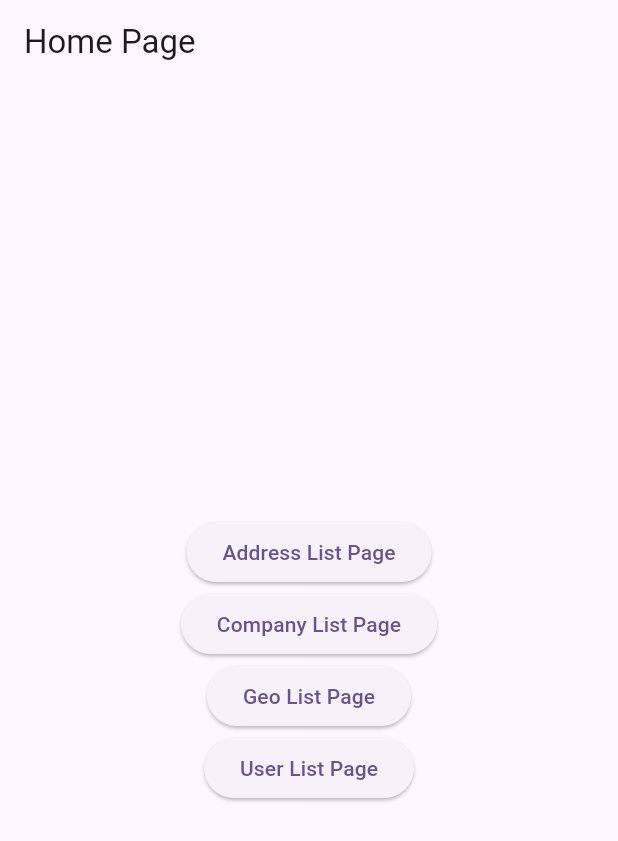
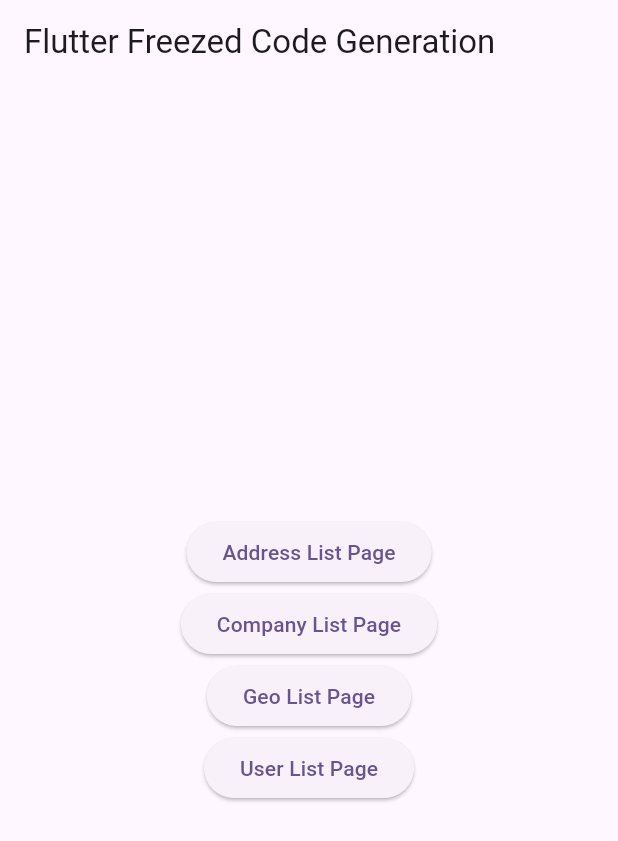
Before and after one commit to zippyflash82/freezed_demo, a Flutter app: the screen it shows after launch, on a phone screen of 412 x 824 dp. Shown: the top 841 px of the screen. Run offline on Flutter 3.47's test engine with Material 3 defaults, Android fonts, the phone set to English and light mode, and no system bars; our stand-ins replace freezed_annotation.

Commit message:
Update main.dart

```diff
--- a/lib/main.dart
+++ b/lib/main.dart
@@ -17,7 +17,7 @@ class MyApp extends StatelessWidget {
         colorScheme: ColorScheme.fromSeed(seedColor: Colors.deepPurple),
         useMaterial3: true,
       ),
-      home:  MyHomePage(title: 'Home Page',),
+      home:  MyHomePage(title: 'Flutter Freezed Code Generation',),
     );
   }
 }
```
